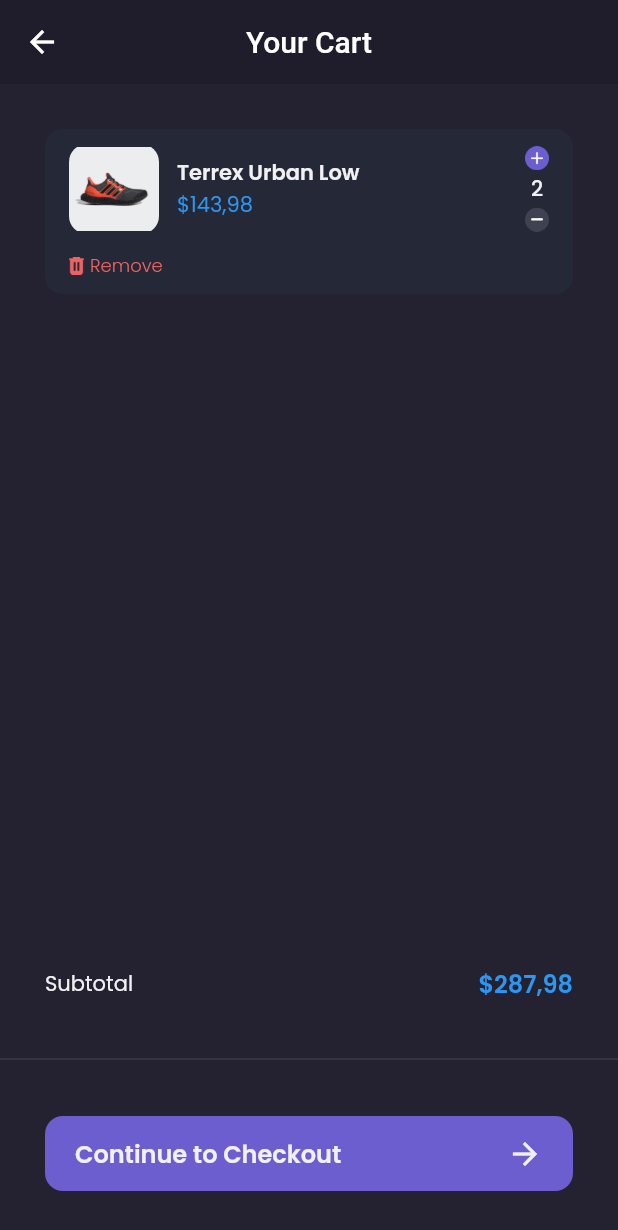
After one commit to ZepiDarmawanTambunan/lrv_ecom_flt, a Flutter app: the CartPage screen opened by its route, on a phone screen of 412 x 824 dp. The commit adds this screen. Shown: the top 1230 px of the screen. Run offline on Flutter 3.47's test engine with Material 2 defaults, Android fonts, the phone set to English and light mode, and no system bars; our stand-ins replace carousel_slider, google_fonts.

Commit message:
slicing cart

```diff
--- a/mobile/lib/main.dart
+++ b/mobile/lib/main.dart
@@ -1,4 +1,5 @@
 import 'package:flutter/material.dart';
+import 'package:mobile/pages/cart_page.dart';
 import 'package:mobile/pages/detail_chat_page.dart';
 import 'package:mobile/pages/edit_profile_page.dart';
 import 'package:mobile/pages/home/main_page.dart';
@@ -24,6 +25,7 @@ class MyApp extends StatelessWidget {
         '/detail-chat': (context) => DetailChatPage(),
         '/edit-profile': (context) => EditProfilePage(),
         '/product': (context) => ProductPage(),
+        '/cart': (context) => CartPage(),
       }
     );
   }
--- /dev/null
+++ b/mobile/lib/pages/cart_page.dart
@@ -0,0 +1,132 @@
+import 'package:flutter/material.dart';
+import 'package:mobile/theme.dart';
+import 'package:mobile/widgets/cart_card.dart';
+
+class CartPage extends StatelessWidget {
+  const CartPage({super.key});
+
+  @override
+  Widget build(BuildContext context) {
+
+    AppBar header(){
+      return AppBar(
+        backgroundColor: backgroundColor1,
+        centerTitle: true,
+        title: Text('Your Cart'),
+        elevation: 0,
+      );
+    }
+
+    Widget emptyCart(){
+      return Center(
+        child: Column(
+          mainAxisAlignment: MainAxisAlignment.center,
+          children: [
+            Image.asset('assets/icon_empty_cart.png', width: 80,),
+            SizedBox(
+              height: 12,
+            ),
+            Text("Let's find your favorite shoes", style: secondaryTextStyle,),
+            Container(
+              width: 154,
+              height: 55,
+              margin: EdgeInsets.only(top: 20),
+              child: TextButton(
+                style: TextButton.styleFrom(
+                  backgroundColor: primaryColor,
+                  shape: RoundedRectangleBorder(
+                    borderRadius: BorderRadius.circular(12),
+                  ),
+                ),
+                onPressed: (){
+                  Navigator.pushNamedAndRemoveUntil(context, '/home', (route) => false);
+                }, child: Text('Explore Store', style: primaryTextStyle.copyWith(
+                  fontSize: 16,
+                  fontWeight: medium,
+                ),),),
+            ),
+          ],
+        ),
+      );
+    }
+
+    Widget content(){
+      return ListView(
+        padding: EdgeInsets.symmetric(
+          horizontal: defaultMargin
+        ),
+        children: [
+          CartCard(),
+        ],
+      );
+    }
+
+    Widget customBottomNav(){
+      return Container(
+        height: 180,
+        child: Column(
+          children: [
+            Container(
+              margin: EdgeInsets.symmetric(
+                horizontal: defaultMargin,
+              ),
+              child: Row(
+                mainAxisAlignment: MainAxisAlignment.spaceBetween,
+                children: [
+                  Text('Subtotal', style: primaryTextStyle,),
+                  Text('\$287,98', style: priceTextStyle.copyWith(
+                    fontSize: 16,
+                    fontWeight: semiBold,
+                  ),),
+                ],
+              ),
+            ),
+            SizedBox(
+              height: 30,
+            ),
+            Divider(
+              thickness: 0.5,
+              color: subtitleColor,
+            ),
+            SizedBox(
+              height: 30,
+            ),
+            Container(
+              height: 50,
+              margin: EdgeInsets.symmetric(
+                horizontal: defaultMargin,
+              ),
+              child: TextButton(
+                style: TextButton.styleFrom(
+                  backgroundColor: primaryColor,
+                  padding: EdgeInsets.symmetric(
+                    horizontal: 20,
+                  ),
+                  shape: RoundedRectangleBorder(
+                    borderRadius: BorderRadius.circular(12),
+                  ),
+                ),
+                onPressed: (){}, child:
+              Row(
+                mainAxisAlignment: MainAxisAlignment.spaceBetween,
+                children: [
+                Text('Continue to Checkout', style: primaryTextStyle.copyWith(
+                  fontSize: 16,
+                  fontWeight: semiBold,
+                ),),
+                Icon(Icons.arrow_forward, color: primaryTextColor,),
+              ],),),
+            ),
+          ],
+        ),
+      );
+    }
+
+    return Scaffold(
+      backgroundColor: backgroundColor3,
+      appBar: header(),
+      body: content(),
+      bottomNavigationBar: customBottomNav(),
+    );
+  }
+}
--- a/mobile/lib/pages/home/main_page.dart
+++ b/mobile/lib/pages/home/main_page.dart
@@ -22,7 +22,9 @@ class _MainPageState extends State<MainPage> {
     Widget cartButton(){
       return FloatingActionButton(
         backgroundColor: secondaryColor,
-        onPressed: (){},
+        onPressed: (){
+          Navigator.pushNamed(context, '/cart');
+        },
         child: Image.asset('assets/icon_cart.png', width: 20,),
       );
     }
--- /dev/null
+++ b/mobile/lib/widgets/cart_card.dart
@@ -0,0 +1,75 @@
+import 'package:flutter/material.dart';
+import 'package:mobile/theme.dart';
+
+class CartCard extends StatelessWidget {
+  const CartCard({super.key});
+
+  @override
+  Widget build(BuildContext context) {
+    return Container(
+      margin: EdgeInsets.only(
+        top: defaultMargin,
+      ),
+      padding: EdgeInsets.symmetric(
+        horizontal: 16,
+        vertical: 10,
+      ),
+      decoration: BoxDecoration(
+        color: backgroundColor4,
+        borderRadius: BorderRadius.circular(12),
+      ),
+      child: Column(
+        children: [
+          Row(
+            children: [
+              Container(
+                width: 60,
+                height: 60,
+                decoration: BoxDecoration(
+                  borderRadius: BorderRadius.circular(12),
+                  image: DecorationImage(image: AssetImage('assets/image_shoes.png'),),
+                ),
+              ),
+              SizedBox(
+                width: 12,
+              ),
+              Expanded(child: Column(
+                crossAxisAlignment: CrossAxisAlignment.start,
+                children: [
+                  Text('Terrex Urban Low', style: primaryTextStyle.copyWith(
+                    fontWeight: semiBold,
+                  ),),
+                  Text('\$143,98', style: priceTextStyle,),
+                ],
+              )),
+              Column(
+                children: [
+                  Image.asset('assets/button_add.png', width: 16,),
+                  SizedBox(height: 2,),
+                  Text('2', style: primaryTextStyle.copyWith(
+                    fontWeight: medium,
+                  ),),
+                  SizedBox(height: 2,),
+                  Image.asset('assets/button_min.png', width: 16,),
+                ],
+              ),
+            ],
+          ),
+          SizedBox(
+            height: 12,
+          ),
+          Row(
+            children: [
+              Image.asset('assets/icon_remove.png', width: 10,),
+              SizedBox(width: 4,),
+              Text('Remove', style: alertTextStyle.copyWith(
+                fontSize: 12,
+                fontWeight: light,
+              ),),
+            ],
+          ),
+        ],
+      ),
+    );
+  }
+}
```
